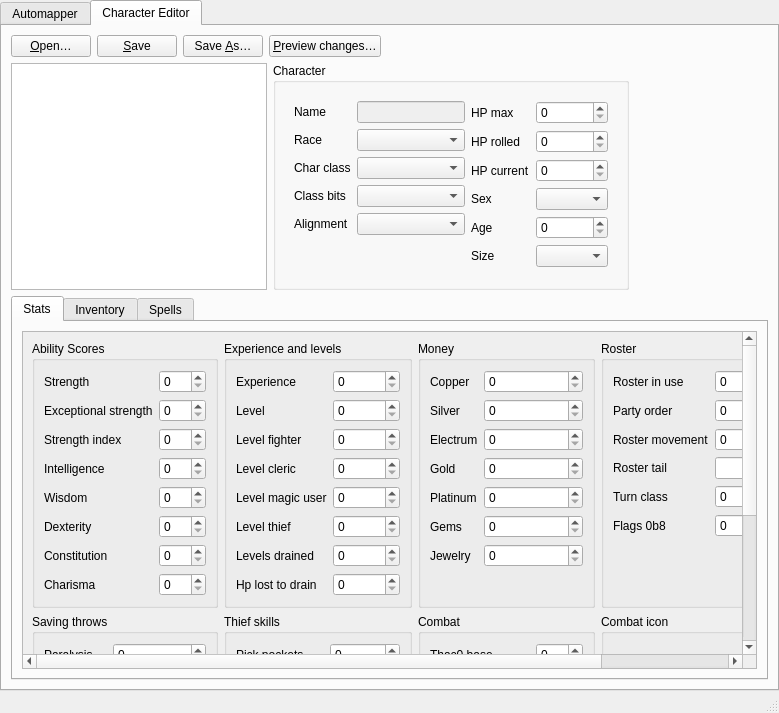
This is wish/window.ui in malcyon/wish as Qt 5 draws it before an edit. The edited form follows.
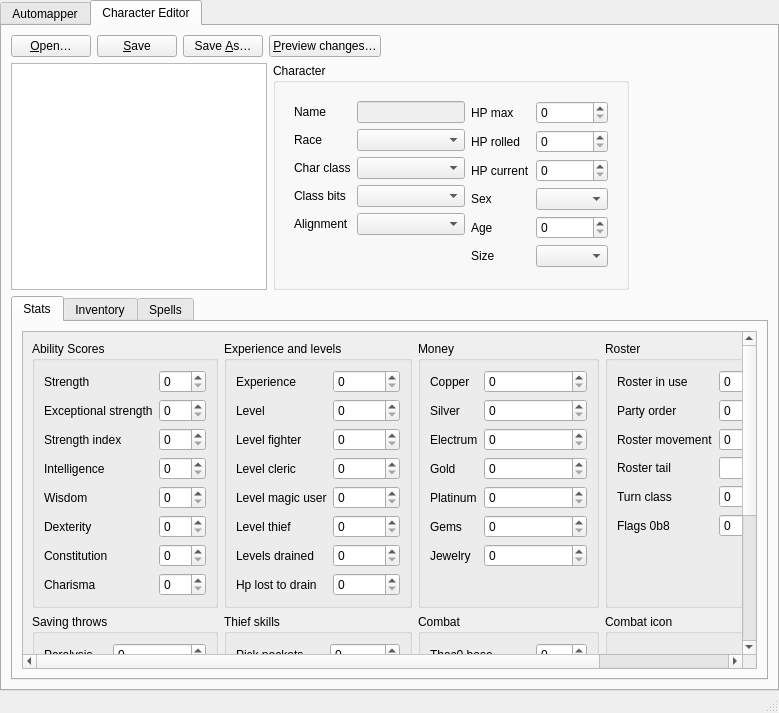
This is the edited form. The open tabs and pages were chosen to show the change. Custom widgets are drawn as their Qt base class.

Diff of the .ui file:
```diff
--- a/wish/window.ui
+++ b/wish/window.ui
@@ -2484,10 +2484,10 @@
                    <item row="0" column="1">
                     <widget class="QSpinBox" name="field_thac0_base">
                      <property name="minimum">
-                      <number>0</number>
+                      <number>-195</number>
                      </property>
                      <property name="maximum">
-                      <number>255</number>
+                      <number>60</number>
                      </property>
                     </widget>
                    </item>
```
Left out of the diff: 12 changed lines with no effect on the pictures.
